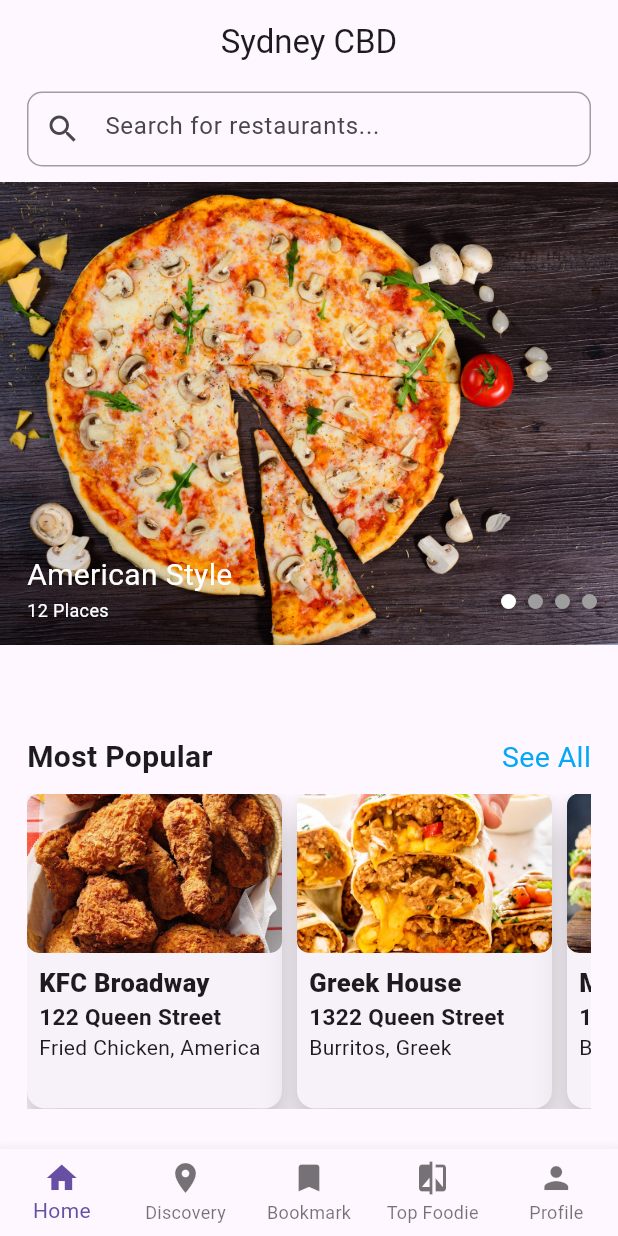
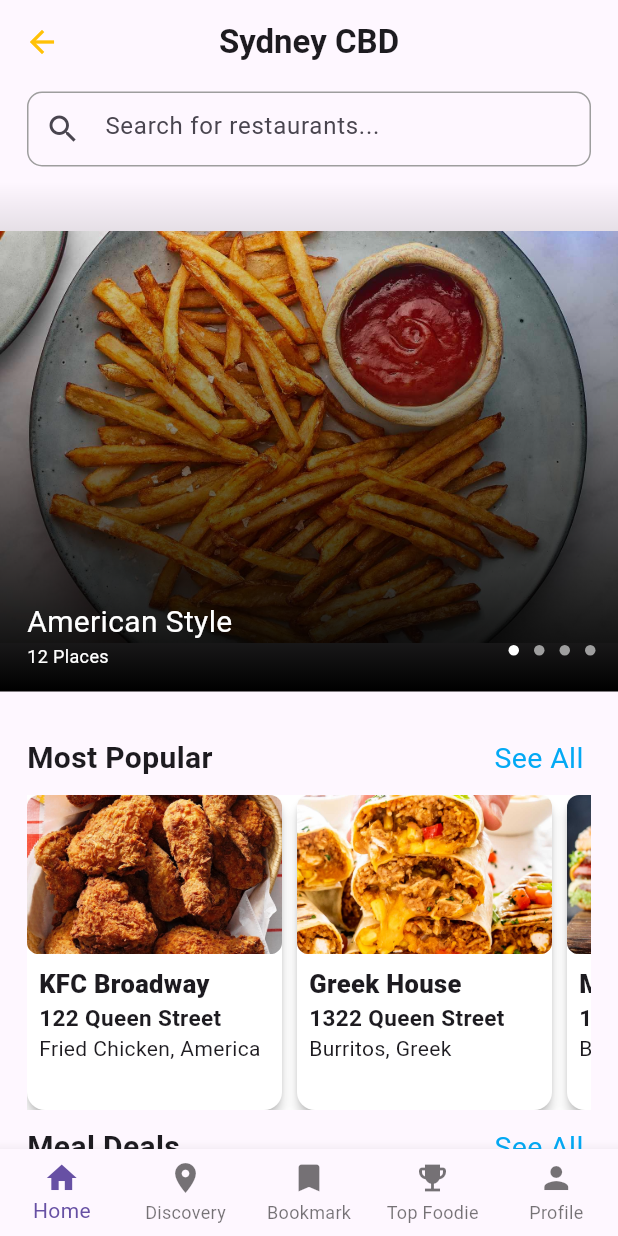
Before and after one commit to SeyulS/FoodApp_Flutter, a Flutter app: the screen it shows after launch, on a phone screen of 412 x 824 dp. Run offline on Flutter 3.47's test engine with Material 3 defaults, Android fonts, the phone set to English and light mode, and no system bars.

Commit message:
:detailing

```diff
--- a/lib/component/cardComponent/cardAllMeals.dart
+++ b/lib/component/cardComponent/cardAllMeals.dart
@@ -9,13 +9,13 @@ class cardAllMeals extends StatelessWidget {
   @override
   Widget build(BuildContext context) {
     return Padding(
-      padding: const EdgeInsets.only(top: 20.0),
+      padding: const EdgeInsets.only(top: 10.0),
       child: Card(
         child: Column(
           children: [
             ClipRect(
               child: AspectRatio(
-                aspectRatio: 16/10, // atur rasio sesuai kebutuhan Anda
+                aspectRatio: 16/10,
                 child: Image(
                   image: AssetImage(img),
                   fit: BoxFit.fill,
@@ -75,6 +75,7 @@ class cardAllMeals extends StatelessWidget {
               ),
             ),
 
+            SizedBox(height: 10,)
           ],
         ),
       ),
--- a/lib/component/cardComponent/cardAllPopPage.dart
+++ b/lib/component/cardComponent/cardAllPopPage.dart
@@ -9,13 +9,13 @@ class cardAllPopPage extends StatelessWidget {
   @override
   Widget build(BuildContext context) {
     return Padding(
-      padding: const EdgeInsets.only(top: 20.0),
+      padding: const EdgeInsets.only(top: 10.0),
       child: Card(
         child: Column(
           children: [
             ClipRect(
               child: AspectRatio(
-                aspectRatio: 16/10, // atur rasio sesuai kebutuhan Anda
+                aspectRatio: 16/10,
                 child: Image(
                   image: AssetImage(img),
                   fit: BoxFit.cover,
@@ -67,6 +67,8 @@ class cardAllPopPage extends StatelessWidget {
               ),
             ),
 
+            SizedBox(height: 10,)
+
           ],
         ),
       ),
--- a/lib/component/cardComponent/cardMealsDeals.dart
+++ b/lib/component/cardComponent/cardMealsDeals.dart
@@ -10,7 +10,8 @@ class cardMealDeals extends StatelessWidget {
   Widget build(BuildContext context) {
     return Card(
     margin: EdgeInsets.only(right: 10),
-    elevation: 10, // Menambahkan elevasi untuk efek bayangan
+    color: Colors.white,
+    elevation: 3,
     child: SizedBox(
       height: 210,
       width: 170,
--- a/lib/component/cardComponent/cardMostPop.dart
+++ b/lib/component/cardComponent/cardMostPop.dart
@@ -9,7 +9,8 @@ class cardMostPop extends StatelessWidget {
   @override
   Widget build(BuildContext context) {
     return Card(
-      elevation: 10, // Menambahkan efek bayangan sedikit dengan elevasi 2
+      color: Colors.white,
+      elevation: 3,
       margin: EdgeInsets.only(right: 10),
       child: Container(
         height: 210,
--- a/lib/pages/homePage.dart
+++ b/lib/pages/homePage.dart
@@ -6,9 +6,6 @@ import 'package:flutter_uts/pages/allMealDeals.dart';
 import 'package:flutter_uts/pages/allPopPage.dart';
 import 'package:flutter_uts/component/cardComponent/cardMostPop.dart';
 import 'package:flutter_uts/data/data.dart';
-import 'package:carousel_slider/carousel_slider.dart';
-import 'package:dots_indicator/dots_indicator.dart';
-import 'package:flutter_uts/component/carrouselComponent/carrouselHome.dart';
 import 'package:flutter_uts/pages/bookMarkPage.dart';
 import 'package:flutter_uts/pages/discoveryPage.dart';
 import 'package:flutter_uts/pages/profilePage.dart';
@@ -22,14 +19,25 @@ class MyHome extends StatefulWidget {
 }
 
 class _MyAppState extends State<MyHome> {
-
-  int carIndex = 0; // Ini buat carrousel index page
   @override
   Widget build(BuildContext context){
     return Scaffold(
         appBar: AppBar(
-          title: Center(child: Text("Sydney CBD")),
+          automaticallyImplyLeading: false,
+          leading: IconButton(
+            icon: Icon(Icons.arrow_back,color: Colors.amber),
+            onPressed: () {
+            },
           ),
+          title: Text(
+            "Sydney CBD",
+            style: TextStyle(
+              fontWeight: FontWeight.bold
+            ),
+            ),
+          centerTitle: true,
+        ),
+
         body: SingleChildScrollView(
           child: Column(
             crossAxisAlignment: CrossAxisAlignment.start,
@@ -64,18 +72,18 @@ class _MyAppState extends State<MyHome> {
               SizedBox(height: 10,),
 
               // Image
-              Stack(
+              SizedBox(
+                height: 340,
+                child: Stack(
                   children: [
-                  Image.asset(
-                    ("lib/images/pizza.jpg"),
-                  ),
+                    Image.asset(fit: BoxFit.contain,"lib/images/ff.jpg",width: double.infinity, height: double.infinity,),
                     Container(
                       decoration: BoxDecoration(
                         gradient: LinearGradient(
-                        begin: Alignment.bottomCenter,
-                        end: Alignment.topCenter,
+                          begin: Alignment.topCenter,
+                          end: Alignment.bottomCenter,
                           colors: [
-                          Colors.transparent, // Adjust opacity and colors as needed
+                            Colors.transparent,
                             Colors.black,
                           ],
                         ),
@@ -115,36 +123,19 @@ class _MyAppState extends State<MyHome> {
                       child: Row(
                         children: [
                           Container(
-                          margin: EdgeInsets.symmetric(horizontal: 4),
-                          width: 10,
-                          height: 10,
+                            margin: EdgeInsets.symmetric(horizontal: 5),
+                              width: 7,
+                              height: 7,
                               decoration: BoxDecoration(
                                 shape: BoxShape.circle,
                                 color: Colors.white,
                             ),
                           ),
+                          for (int i = 0; i < 3; i++)
                             Container(
-                          margin: EdgeInsets.symmetric(horizontal: 4),
-                          width: 10,
-                          height: 10,
-                          decoration: BoxDecoration(
-                            shape: BoxShape.circle,
-                            color: Colors.grey,
-                          ),
-                        ),
-                        Container(
-                          margin: EdgeInsets.symmetric(horizontal: 4),
-                          width: 10,
-                          height: 10,
-                          decoration: BoxDecoration(
-                            shape: BoxShape.circle,
-                            color: Colors.grey,
-                          ),
-                        ),
-                        Container(
-                          margin: EdgeInsets.symmetric(horizontal: 4),
-                          width: 10,
-                          height: 10,
+                              margin: EdgeInsets.symmetric(horizontal: 5),
+                              width: 7,
+                              height: 7,
                               decoration: BoxDecoration(
                                 shape: BoxShape.circle,
                                 color: Colors.grey,
@@ -155,11 +146,10 @@ class _MyAppState extends State<MyHome> {
                     ),
                   ],
                 ),
+              ),
 
 
-
-
-              SizedBox(height: 60,),
+              SizedBox(height: 30,),
 
               // Most Popular
               Padding(
@@ -182,11 +172,14 @@ class _MyAppState extends State<MyHome> {
                           ),
                         );
                       },
+                      child: Padding(
+                        padding: const EdgeInsets.only(right: 5.0),
                         child: Text(
                           'See All',
                           style: TextStyle(
                             fontSize: 19,
                             color: Colors.lightBlue,
+                          ),
                         ),
                       ),
                     ),
@@ -199,6 +192,8 @@ class _MyAppState extends State<MyHome> {
               // Most Popular Card
               Padding(
                 padding: const EdgeInsets.symmetric(horizontal: 18.0),
+                child: Container(
+                  color: Colors.white,
                   child: SingleChildScrollView(
                     scrollDirection: Axis.horizontal,
                     child: Row(
@@ -216,8 +211,10 @@ class _MyAppState extends State<MyHome> {
                     ),
                   ),
                 ),
+              ),
 
-              SizedBox(height: 40,),
+              SizedBox(height: 10,),
+
               // Meals Deals
               Padding(
                 padding: const EdgeInsets.symmetric(horizontal: 18.0),
@@ -239,11 +236,14 @@ class _MyAppState extends State<MyHome> {
                           ),
                         );
                       },
+                      child: Padding(
+                        padding: const EdgeInsets.only(right: 5.0),
                         child: Text(
                           'See All',
                           style: TextStyle(
                             fontSize: 19,
                             color: Colors.lightBlue,
+                          ),
                         ),
                       ),
                     ),
@@ -257,6 +257,8 @@ class _MyAppState extends State<MyHome> {
               // Meals Deals Card
               Padding(
                 padding: const EdgeInsets.symmetric(horizontal: 18.0),
+                child: Container(
+                  color: Colors.white,
                   child: SingleChildScrollView(
                     scrollDirection: Axis.horizontal,
                     child: Row(
@@ -274,8 +276,9 @@ class _MyAppState extends State<MyHome> {
                         ),
                       ),
                 ),
+                ),
 
-                SizedBox(height: 10,)
+                SizedBox(height: 20,)
               ],
             ),
           ),
@@ -298,7 +301,7 @@ class _MyAppState extends State<MyHome> {
             ),
             BottomNavigationBarItem(
               label: "Top Foodie",
-              icon: Icon(Icons.compare),
+              icon: Icon(Icons.emoji_events),
             ),
             BottomNavigationBarItem(
               label: "Profile",
```
Also changed, not shown: lib/component/carrouselComponent/carrouselHome.dart (deleted, +0 -20 lines), lib/pages/allMealDeals.dart (+21 -2 lines), lib/pages/allPopPage.dart (+21 -2 lines), lib/pages/bookMarkPage.dart (+11 -3 lines), lib/pages/discoveryPage.dart (+11 -3 lines), lib/pages/profilePage.dart (+11 -3 lines), lib/pages/topFoodPage.dart (+11 -3 lines). Lines whose indentation alone changed are shown as unchanged.
